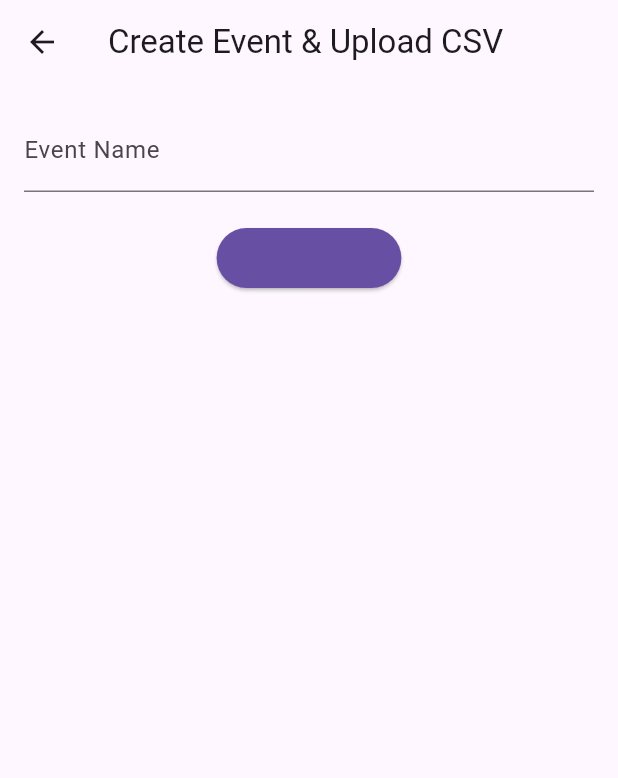
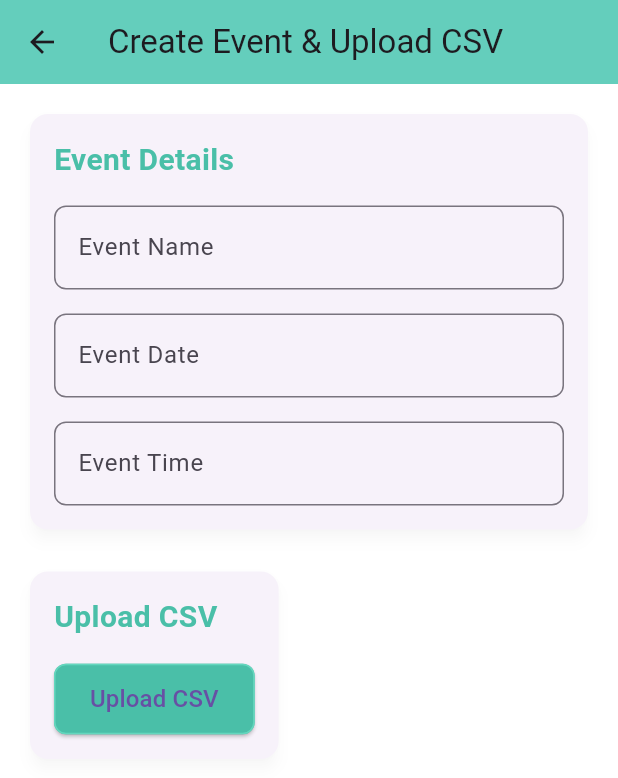
Before and after one commit to IAmRiteshKoushik/attendex, a Flutter app: the UploadCsvScreen screen opened directly, on a phone screen of 412 x 824 dp. Shown: the top 778 px of the screen. Run offline on Flutter 3.47's test engine with Material 3 defaults, Android fonts, the phone set to English and light mode, and no system bars; our stand-ins replace cloud_firestore, csv, file_picker, firebase_auth, firebase_core, google_fonts and 2 more; missing offline and left inert: barcode_scan2, file_saver; accounts and stored records are empty.

```diff
--- a/lib/auth/login_screen.dart
+++ b/lib/auth/login_screen.dart
@@ -1,7 +1,7 @@
 import 'package:flutter/material.dart';
 import 'package:attendex_app/auth/auth_service.dart';
 import 'package:attendex_app/screens/admin_dashboard.dart';
-import 'package:attendex_app/screens/staff_dashboard.dart';
+import 'package:attendex_app/screens/staff/staff_dashboard.dart';
 import '../models/user_model.dart';
 
 class LoginScreen extends StatefulWidget {
@@ -49,7 +49,7 @@ class _LoginScreenState extends State<LoginScreen> {
     Navigator.pushReplacement(
       context,
       MaterialPageRoute(
-        builder: (context) => user?.role == 'admin' ? AdminDashboard() : StaffDashboard(),
+        builder: (context) => user?.role == 'admin' ? AdminDashboard() : StaffLandingScreen(),
       ),
     );
   }
--- a/lib/main.dart
+++ b/lib/main.dart
@@ -5,7 +5,7 @@ import 'auth/auth_service.dart';
 import 'auth/login_screen.dart';
 import 'models/user_model.dart';
 import 'screens/admin_dashboard.dart';
-import 'screens/staff_dashboard.dart';
+import 'screens/staff/staff_dashboard.dart';
 
 void main() async {
   WidgetsFlutterBinding.ensureInitialized();
@@ -31,7 +31,7 @@ class AttendExApp extends StatelessWidget {
           }
           if (snapshot.hasData && snapshot.data != null) {
             // Navigate to appropriate dashboard based on cached role
-            return snapshot.data!.role == 'admin' ? AdminDashboard() : StaffDashboard();
+            return snapshot.data!.role == 'admin' ? AdminDashboard() : StaffLandingScreen();
           }
           // No cached user, show login screen
           return LoginScreen();
--- a/lib/screens/upload_csv_screen.dart
+++ b/lib/screens/upload_csv_screen.dart
@@ -16,6 +16,8 @@ class UploadCsvScreen extends StatefulWidget {
 
 class _UploadCsvScreenState extends State<UploadCsvScreen> {
   final TextEditingController _eventNameController = TextEditingController();
+  final TextEditingController _eventDateController = TextEditingController();
+  final TextEditingController _eventTimeController = TextEditingController();
   bool _isUploading = false;
   double _uploadProgress = 0.0;
 
@@ -117,9 +119,11 @@ class _UploadCsvScreenState extends State<UploadCsvScreen> {
 
   Future<void> uploadCsv() async {
     String eventName = _eventNameController.text.trim();
-    if (eventName.isEmpty) {
+    String eventDate = _eventDateController.text.trim();
+    String eventTime = _eventTimeController.text.trim();
+    if (eventName.isEmpty || eventDate.isEmpty || eventTime.isEmpty) {
       ScaffoldMessenger.of(context).showSnackBar(
-        SnackBar(content: Text('Please enter an event name')),
+        SnackBar(content: Text('Please fill all fields (Event Name, Date, and Time)')),
       );
       return;
     }
@@ -162,9 +166,9 @@ class _UploadCsvScreenState extends State<UploadCsvScreen> {
     try {
       // Pick CSV file
       FilePickerResult? result = await FilePicker.platform.pickFiles(
-        type: FileType.any, // Relaxed to test Google Drive compatibility
+        type: FileType.any,
         allowMultiple: false,
-        withData: true, // Ensure bytes are available
+        withData: true,
       );
 
       if (result == null || result.files.isEmpty) {
@@ -300,12 +304,14 @@ class _UploadCsvScreenState extends State<UploadCsvScreen> {
         }
       }
 
-      // Create or update event metadata
+      // Create or update event metadata with date and time
       if (!eventDoc.exists) {
         currentBatch.set(
           FirebaseFirestore.instance.collection('formMetadata').doc(formId),
           {
             'eventName': eventName,
+            'eventDate': eventDate,
+            'eventTime': eventTime,
             'fields': headers,
             'createdAt': FieldValue.serverTimestamp(),
           },
@@ -316,6 +322,8 @@ class _UploadCsvScreenState extends State<UploadCsvScreen> {
           FirebaseFirestore.instance.collection('formMetadata').doc(formId),
           {
             'eventName': eventName,
+            'eventDate': eventDate,
+            'eventTime': eventTime,
             'fields': headers,
           },
           SetOptions(merge: true),
@@ -367,9 +375,11 @@ class _UploadCsvScreenState extends State<UploadCsvScreen> {
       if (mounted) {
         Navigator.pop(context);
         ScaffoldMessenger.of(context).showSnackBar(
-          SnackBar(content: Text('Uploaded $validRows participants for $eventName')),
+          SnackBar(content: Text('Uploaded $validRows participants for $eventName on $eventDate at $eventTime')),
         );
         _eventNameController.clear();
+        _eventDateController.clear();
+        _eventTimeController.clear();
       }
     } catch (e, stack) {
       debugPrint('Error uploading CSV: $e\n$stack');
@@ -392,29 +402,132 @@ class _UploadCsvScreenState extends State<UploadCsvScreen> {
   @override
   Widget build(BuildContext context) {
     return Scaffold(
-      appBar: AppBar(title: Text('Create Event & Upload CSV')),
-      body: Padding(
+      appBar: AppBar(
+        title: Text('Create Event & Upload CSV'),
+        backgroundColor: Color(0xFF64D7BE),
+        elevation: 2,
+      ),
+      body: Container(
+        color: Colors.white,
+        child: Padding(
+          padding: EdgeInsets.all(16.0),
+          child: SingleChildScrollView(
+            child: Column(
+              crossAxisAlignment: CrossAxisAlignment.start,
+              children: [
+                Card(
+                  elevation: 4,
+                  shape: RoundedRectangleBorder(
+                    borderRadius: BorderRadius.circular(12),
+                  ),
+                  shadowColor: Colors.black.withOpacity(0.15),
+                  child: Padding(
                     padding: EdgeInsets.all(16.0),
                     child: Column(
+                      crossAxisAlignment: CrossAxisAlignment.start,
                       children: [
+                        Text(
+                          'Event Details',
+                          style: TextStyle(
+                            fontSize: 20,
+                            fontWeight: FontWeight.bold,
+                            color: Color(0xFF4ABFA8),
+                          ),
+                        ),
+                        SizedBox(height: 16),
                         TextField(
                           controller: _eventNameController,
                           decoration: InputDecoration(
                             labelText: 'Event Name',
                             hintText: 'e.g., Annual Tech Fest 2025',
+                            border: OutlineInputBorder(
+                              borderRadius: BorderRadius.circular(8),
+                            ),
+                            focusedBorder: OutlineInputBorder(
+                              borderSide: BorderSide(color: Color(0xFF64D7BE)),
+                              borderRadius: BorderRadius.circular(8),
+                            ),
+                          ),
+                        ),
+                        SizedBox(height: 16),
+                        TextField(
+                          controller: _eventDateController,
+                          decoration: InputDecoration(
+                            labelText: 'Event Date',
+                            hintText: 'e.g., 2025-08-02',
+                            border: OutlineInputBorder(
+                              borderRadius: BorderRadius.circular(8),
+                            ),
+                            focusedBorder: OutlineInputBorder(
+                              borderSide: BorderSide(color: Color(0xFF64D7BE)),
+                              borderRadius: BorderRadius.circular(8),
+                            ),
+                          ),
+                        ),
+                        SizedBox(height: 16),
+                        TextField(
+                          controller: _eventTimeController,
+                          decoration: InputDecoration(
+                            labelText: 'Event Time',
+                            hintText: 'e.g., 14:30',
+                            border: OutlineInputBorder(
+                              borderRadius: BorderRadius.circular(8),
+                            ),
+                            focusedBorder: OutlineInputBorder(
+                              borderSide: BorderSide(color: Color(0xFF64D7BE)),
+                              borderRadius: BorderRadius.circular(8),
+                            ),
+                          ),
+                        ),
+                      ],
+                    ),
                   ),
                 ),
                 SizedBox(height: 20),
+                Card(
+                  elevation: 4,
+                  shape: RoundedRectangleBorder(
+                    borderRadius: BorderRadius.circular(12),
+                  ),
+                  shadowColor: Colors.black.withOpacity(0.15),
+                  child: Padding(
+                    padding: EdgeInsets.all(16.0),
+                    child: Column(
+                      crossAxisAlignment: CrossAxisAlignment.start,
+                      children: [
+                        Text(
+                          'Upload CSV',
+                          style: TextStyle(
+                            fontSize: 20,
+                            fontWeight: FontWeight.bold,
+                            color: Color(0xFF4ABFA8),
+                          ),
+                        ),
+                        SizedBox(height: 16),
                         ElevatedButton(
                           onPressed: _isUploading ? null : uploadCsv,
                           style: ElevatedButton.styleFrom(
-                backgroundColor: _isUploading ? Colors.grey : Theme.of(context).primaryColor,
+                            backgroundColor: _isUploading ? Colors.grey : Color(0xFF4ABFA8),
+                            shape: RoundedRectangleBorder(
+                              borderRadius: BorderRadius.circular(8),
+                              side: BorderSide(color: Color(0xFF64D7BE), width: 1),
+                            ),
+                            padding: EdgeInsets.symmetric(vertical: 12, horizontal: 24),
                           ),
                           child: _isUploading
                               ? CircularProgressIndicator(color: Colors.white)
-                  : Text('Upload CSV'),
+                              : Text(
+                            'Upload CSV',
+                            style: TextStyle(fontSize: 16),
+                          ),
                         ),
                       ],
+                    ),
+                  ),
+                ),
+              ],
+            ),
+          ),
         ),
       ),
     );
--- a/pubspec.yaml
+++ b/pubspec.yaml
@@ -57,6 +57,7 @@ dev_dependencies:
   provider: ^6.1.5
   permission_handler: ^12.0.1
   csv: ^6.0.0
+  google_fonts: ^6.3.0
 
 # For information on the generic Dart part of this file, see the
 # following page: https://dart.dev/tools/pub/pubspec
```
Also changed, not shown: lib/screens/staff/staff_dashboard.dart (added, +293 -0 lines), lib/screens/staff_dashboard.dart (deleted, +0 -49 lines), pubspec.lock, 2 other files. Lines whose indentation alone changed are shown as unchanged.
